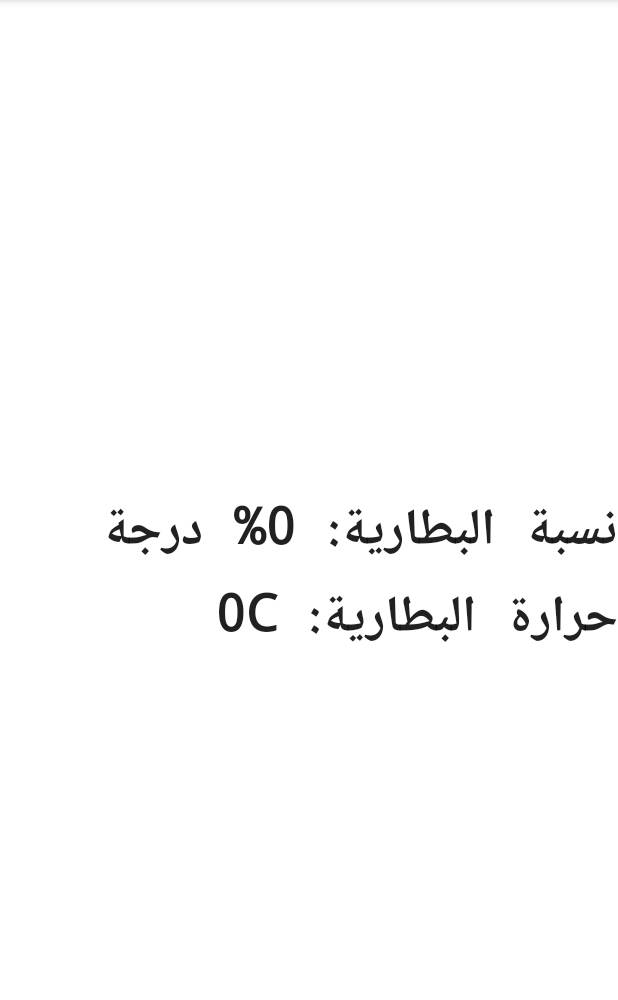
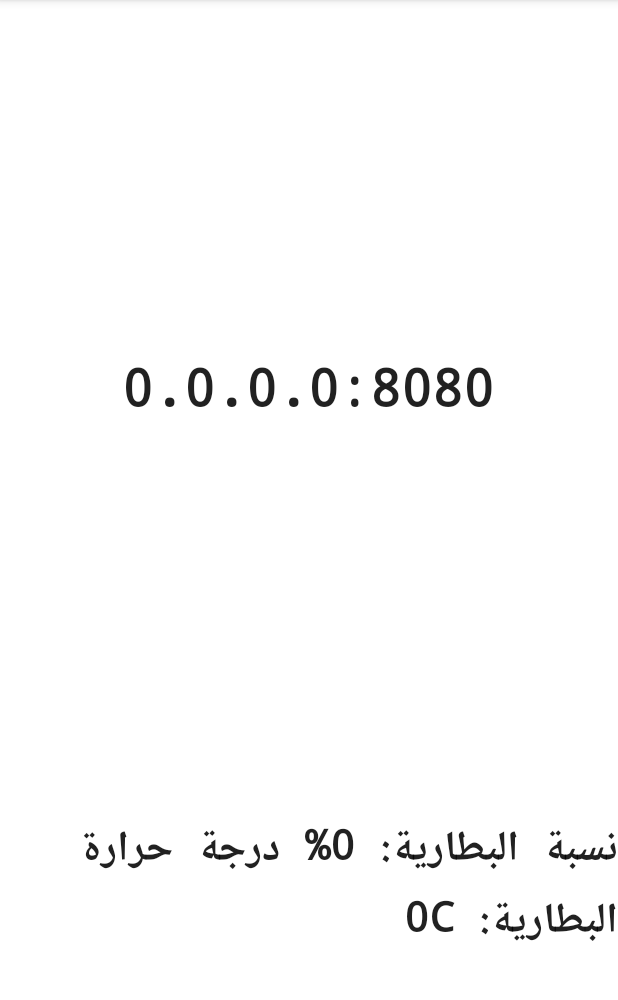
Before and after one commit to KyrillosWalid/PhoneInfo, an Android app: the screen it shows after launch (MainActivity), on a phone screen of 412 x 824 dp, the part 84-1084 px from its top. Run offline under Robolectric (Android 15) with nearby library versions, the light colour scheme and no system bars; libraries missing offline, so code that uses them is left out: fi.iki.elonen; 1 statement that could not run was skipped.

Commit message:
add ip and port (SUPER SIMPLE DESIGN)

```diff
--- a/app/build.gradle
+++ b/app/build.gradle
@@ -11,7 +11,7 @@ android {
         minSdk 34
         targetSdk 34
         versionCode 1
-        versionName "1.0.2"
+        versionName "1.1.0"
 
         testInstrumentationRunner "androidx.test.runner.AndroidJUnitRunner"
     }
--- a/app/src/main/AndroidManifest.xml
+++ b/app/src/main/AndroidManifest.xml
@@ -4,6 +4,7 @@
     <uses-permission android:name="android.permission.WRITE_EXTERNAL_STORAGE"/>
     <uses-permission android:name="android.permission.READ_EXTERNAL_STORAGE"/>
     <uses-permission android:name="android.permission.INTERNET" />
+    <uses-permission android:name="android.permission.ACCESS_WIFI_STATE" />
 
     <application
         android:allowBackup="true"
--- a/app/src/main/res/layout/activity_main.xml
+++ b/app/src/main/res/layout/activity_main.xml
@@ -6,6 +6,23 @@
     android:layout_height="match_parent"
     tools:context=".MainActivity">
 
+
+    <TextView
+        android:id="@+id/ipaddress"
+        android:layout_width="wrap_content"
+        android:layout_height="wrap_content"
+        android:fontFamily="monospace"
+        android:text="0.0.0.0:8080"
+        android:textAppearance="@style/TextAppearance.AppCompat.Large"
+        android:textSize="34sp"
+        android:textStyle="bold"
+        app:layout_constraintBottom_toBottomOf="parent"
+        app:layout_constraintHorizontal_bias="0.497"
+        app:layout_constraintLeft_toLeftOf="parent"
+        app:layout_constraintRight_toRightOf="parent"
+        app:layout_constraintTop_toTopOf="parent"
+        app:layout_constraintVertical_bias="0.325" />
+
     <TextView
         android:id="@+id/batteryTextView"
         android:layout_width="wrap_content"
@@ -13,11 +30,14 @@
         android:fontFamily="monospace"
         android:text="نسبة البطارية: 0% درجة حرارة البطارية: 0C"
         android:textAppearance="@style/TextAppearance.AppCompat.Large"
-        android:textSize="34sp"
+        android:textSize="28sp"
         android:textStyle="bold"
         app:layout_constraintBottom_toBottomOf="parent"
+        app:layout_constraintHorizontal_bias="0.0"
         app:layout_constraintLeft_toLeftOf="parent"
         app:layout_constraintRight_toRightOf="parent"
-        app:layout_constraintTop_toTopOf="parent" />
+        app:layout_constraintTop_toBottomOf="@+id/ipaddress"
+        app:layout_constraintVertical_bias="0.671" />
+
 
 </androidx.constraintlayout.widget.ConstraintLayout>
```
